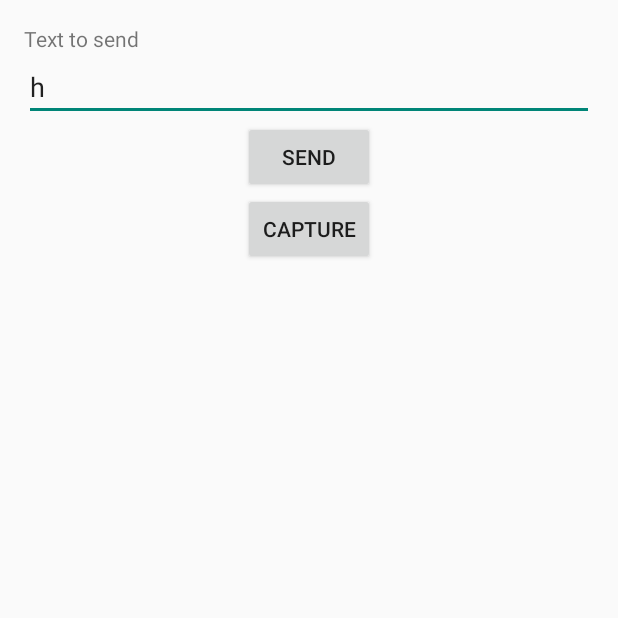
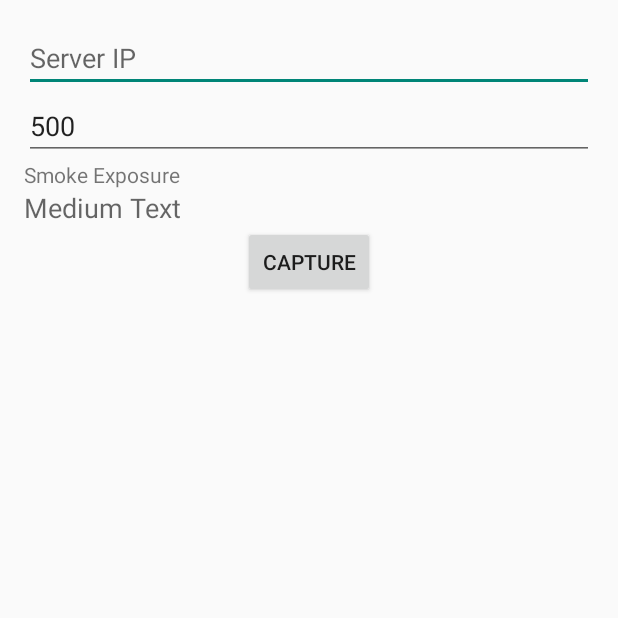
Before and after one commit to yafithekid/android-arduino-cctv, an Android app: the CCTVActivity screen opened directly, with no data from a screen before it, on a phone screen of 412 x 824 dp, the top half of it. Run offline under Robolectric (Android 15) with nearby library versions, the phone set to English and light mode, and no system bars; network calls fail; 5 statements that could not run were skipped.

Commit message:
add upload supaya bisa ke server, masih harus pencet tombol

```diff
--- a/android/app/src/main/java/com/yafi/smokecctv/CCTVActivity.java
+++ b/android/app/src/main/java/com/yafi/smokecctv/CCTVActivity.java
@@ -5,13 +5,24 @@ import android.bluetooth.BluetoothAdapter;
 import android.bluetooth.BluetoothDevice;
 import android.bluetooth.BluetoothSocket;
 import android.content.Intent;
+import android.graphics.Bitmap;
+import android.graphics.BitmapFactory;
 import android.hardware.Camera;
+import android.net.Uri;
+import android.os.AsyncTask;
 import android.os.Bundle;
+import android.os.Handler;
+import android.os.Message;
 import android.util.Log;
 import android.view.View;
+import android.widget.EditText;
+import android.widget.ImageView;
 import android.widget.TextView;
 import android.widget.Toast;
 
+import org.w3c.dom.Text;
+
+import java.io.File;
 import java.io.IOException;
 import java.io.InputStream;
 import java.io.OutputStream;
@@ -20,8 +31,18 @@ import java.util.UUID;
 
 public class CCTVActivity extends Activity {
     public static final String DEBUG_TAG = "CCTVActivity";
+    public static final int COLOR_RED = 0xffff4500;
+    public static final int COLOR_GREEN = 0xff00ff00;
     BluetoothAdapter mBtAdapter;
     BluetoothSocket mBtSocket;
+    Handler btInputHandler;
+    TextView smokeText;
+    EditText exposureLimitText;
+    EditText serverIpText;
+    ImageView photoResultImageView;
+
+    final int HANDLER_STATE = 0;
+    private StringBuilder recDataString = new StringBuilder();
 
     // SPP UUID service - this should work for most devices
     private static final UUID BTMODULEUUID = UUID.fromString("00001101-0000-1000-8000-00805F9B34FB");
@@ -40,6 +61,45 @@ public class CCTVActivity extends Activity {
 
         //asumsi dah ada kamera
         cameraId = findBackFacingCameraId();
+
+        //buat output hasil
+        smokeText = (TextView) findViewById(R.id.smokeText);
+        //this.photoResultImageView = (ImageView) findViewById(R.id.imageView);
+
+        //input alamat server
+        serverIpText = (EditText) findViewById(R.id.serverIPText);
+
+        exposureLimitText = (EditText) findViewById(R.id.limitExposureText);
+        //bikin handler untuk menerima data dari connection thread
+        btInputHandler = new Handler(){
+            public void handleMessage(Message msg){
+                if (msg.what == HANDLER_STATE){
+                    //Log.d(CCTVActivity.DEBUG_TAG,"Handler berjalan");
+                    String readMessage = (String) msg.obj;
+                    recDataString.append(readMessage);
+                    int endOfLineIndex = recDataString.indexOf("\n"); //baca sampe \n
+                    //Log.d(CCTVActivity.DEBUG_TAG,"Output: " + readMessage);
+                    if (endOfLineIndex > 0) { //ketemu new line
+                        String printedData = recDataString.substring(0, endOfLineIndex);
+                        //Log.d(CCTVActivity.DEBUG_TAG,"Output Data: " + printedData);
+                        //set the output
+                        smokeText.setText(printedData);
+
+                        //cek kalo dia lebih dari exposure, ganti warna
+                        int value = Integer.parseInt(printedData);
+                        int limit = Integer.parseInt(exposureLimitText.getText().toString());
+                        if (value > limit){
+                            smokeText.setTextColor(COLOR_RED);
+                        } else {
+                            smokeText.setTextColor(COLOR_GREEN);
+                        }
+                        //hapus data newline
+                        recDataString.delete(0,endOfLineIndex + 1);
+                    }
+                }
+            }
+        };
+
     }
 
     @Override
@@ -125,14 +185,20 @@ public class CCTVActivity extends Activity {
 
     private void doTakePicture(){
         Log.d(DEBUG_TAG,"Taking picture");
+        String resultImagePath = new String();
+        camera.takePicture(null, null, new PhotoHandler(this.getApplicationContext(),resultImagePath,getServerUri()));
+    }
 
-        camera.takePicture(null,null,new PhotoHandler(this.getApplicationContext()));
+    public String getServerUri(){
+        StringBuilder serverIP = new StringBuilder();
+        serverIP.append("http://").append(serverIpText.getText().toString()).append("/tes-android/upload.php");
+        return serverIP.toString();
     }
 
     public void onClickButtonSendMessage(View view){
-        TextView textView = (TextView) findViewById(R.id.sendText);
-        mConnectionThread.write(textView.getText().toString());
-        Toast.makeText(this,"Data sent",Toast.LENGTH_SHORT).show();
+//        TextView textView = (TextView) findViewById(R.id.sendText);
+//        mConnectionThread.write(textView.getText().toString());
+//        Toast.makeText(this,"Data sent",Toast.LENGTH_SHORT).show();
     }
 
     public void onClickButtonCapture(View view){
@@ -148,6 +214,7 @@ public class CCTVActivity extends Activity {
             InputStream tmpIn = null;
             OutputStream tmpOut = null;
 
+
             try {
                 tmpIn = btSocket.getInputStream(); tmpOut = btSocket.getOutputStream();
             } catch (IOException e) {
@@ -158,8 +225,20 @@ public class CCTVActivity extends Activity {
         }
 
         public void run(){
-            //harusnya ngebaca tapi ntar dlu dah
+            byte[] buffer = new byte[256];
+            int nbytes;
+            while (true){
+                try {
+                    nbytes = mmInputStream.read(buffer);
+                    String readMessage = new String(buffer,0,nbytes);
+                    btInputHandler.obtainMessage(HANDLER_STATE,readMessage).sendToTarget();
+                } catch (IOException ioe){
+                    break;
+                }
+            }
         }
+
+
 
         public void write(String input){
             byte[] msgBuffer = input.getBytes();           //converts entered String into bytes
--- a/android/app/src/main/java/com/yafi/smokecctv/UploaderTask.java
+++ b/android/app/src/main/java/com/yafi/smokecctv/UploaderTask.java
@@ -1,4 +1,4 @@
-package com.example.fileuploader;
+package com.yafi.smokecctv;
 import java.io.DataInputStream;
 import java.io.DataOutputStream;
 import java.io.File;
--- a/android/app/src/main/res/layout/activity_cctv.xml
+++ b/android/app/src/main/res/layout/activity_cctv.xml
@@ -13,26 +13,35 @@
         android:layout_height="fill_parent"
         android:id="@+id/asdasdas">
 
+        <EditText
+            android:layout_width="match_parent"
+            android:layout_height="wrap_content"
+            android:id="@+id/serverIPText"
+            android:hint="Server IP" />
+
+        <EditText
+            android:layout_width="fill_parent"
+            android:layout_height="wrap_content"
+            android:id="@+id/limitExposureText"
+            android:visibility="visible"
+            android:hint="CO Exposure Detection"
+            android:text="500"
+            android:phoneNumber="false"
+            android:inputType="number" />
+
         <TextView
             android:layout_width="wrap_content"
             android:layout_height="wrap_content"
             android:textAppearance="?android:attr/textAppearanceSmall"
-            android:text="Text to send"
-            android:id="@+id/textView" />
+            android:text="Smoke Exposure"
+            android:id="@+id/labelSmokeText" />
 
-        <EditText
-            android:layout_width="fill_parent"
-            android:layout_height="wrap_content"
-            android:id="@+id/sendText"
-            android:text="h" />
-
-        <Button
+        <TextView
             android:layout_width="wrap_content"
             android:layout_height="wrap_content"
-            android:text="Send"
-            android:id="@+id/sendButton"
-            android:layout_gravity="center_horizontal"
-            android:onClick="onClickButtonSendMessage"/>
+            android:textAppearance="?android:attr/textAppearanceMedium"
+            android:text="Medium Text"
+            android:id="@+id/smokeText" />
 
         <Button
             android:layout_width="wrap_content"
@@ -41,6 +50,7 @@
             android:id="@+id/captureButton"
             android:layout_gravity="center_horizontal"
             android:onClick="onClickButtonCapture" />
+
     </LinearLayout>
 
 </RelativeLayout>
```
Also changed, not shown: android/app/src/main/java/com/yafi/smokecctv/DemoActivity.java (+8 -8 lines), android/app/src/main/java/com/yafi/smokecctv/PhotoHandler.java (+16 -2 lines).
